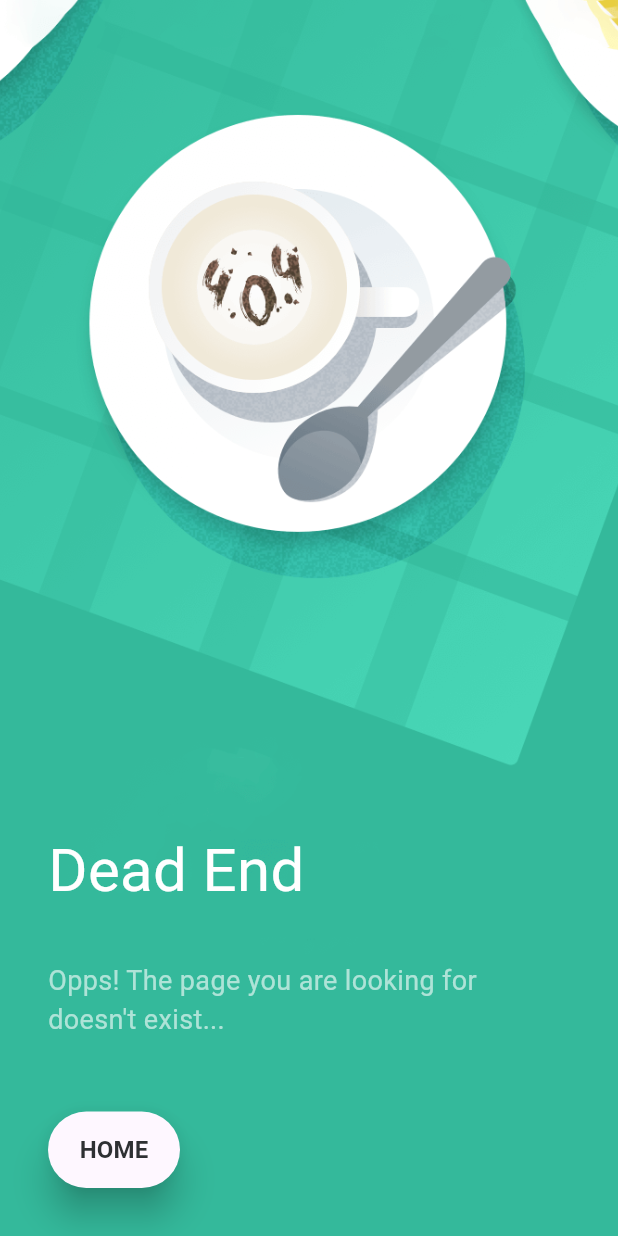
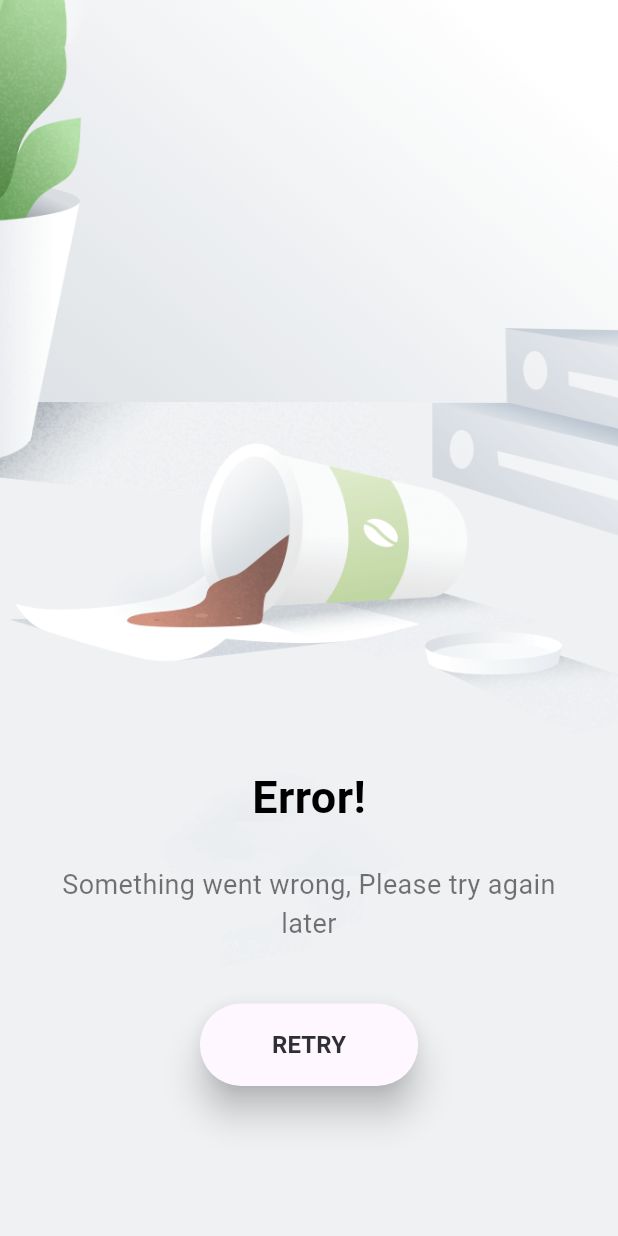
Before and after one commit to ChrissDisigale/flutter-error-screen, a Flutter app: the screen it shows after launch, on a phone screen of 412 x 824 dp. Run offline on Flutter 3.47's test engine with Material 3 defaults, Android fonts, the phone set to English and light mode, and no system bars; drawn by our look-alikes of nb_utils.

Commit message:
error screen

```diff
--- a/lib/main.dart
+++ b/lib/main.dart
@@ -17,20 +17,20 @@ class MyApp extends StatelessWidget {
         useMaterial3: true,
       ),
       debugShowCheckedModeBanner: false,
-      home: const ConnectionFailedPage(title: 'Flutter Demo Home Page'),
+      home: const ErrorPage(title: 'Flutter Demo Home Page'),
     );
   }
 }
 
-class ConnectionFailedPage extends StatefulWidget {
-  const ConnectionFailedPage({super.key, required this.title});
+class ErrorPage extends StatefulWidget {
+  const ErrorPage({super.key, required this.title});
   final String title;
 
   @override
-  State<ConnectionFailedPage> createState() => _ConnectionFailedPageState();
+  State<ErrorPage> createState() => _ErrorPageState();
 }
 
-class _ConnectionFailedPageState extends State<ConnectionFailedPage> {
+class _ErrorPageState extends State<ErrorPage> {
 
   @override
   Widget build(BuildContext context) {
@@ -38,36 +38,35 @@ class _ConnectionFailedPageState extends State<ConnectionFailedPage> {
       child: Scaffold(
         body: Stack(
           children: [
-            Image.asset(
-              'images/errorScreens/8_404 Error.png',
-              fit: BoxFit.cover,
-              height: context.height(),
-            ),
+            Image.asset('images/errorScreens/7_Error.png', fit: BoxFit.cover, height: context.height()),
             Column(
-              crossAxisAlignment: CrossAxisAlignment.start,
               mainAxisAlignment: MainAxisAlignment.end,
               children: [
-                Text('Dead End', style: primaryTextStyle(size: 40, color: white)),
+                Text('Error!', style: boldTextStyle(size: 30, color: Colors.black)),
+                16.height,
+                Text(
+                  'Something went wrong, Please try again later',
+                  style: primaryTextStyle(size: 18, color: Colors.black54),
+                  textAlign: TextAlign.center,
+                ).paddingSymmetric(vertical: 8, horizontal: 40),
                 32.height,
-                Text(
-                  'Opps! The page you are looking for doesn\'t exist...',
-                  style: primaryTextStyle(color: Colors.white60, size: 18),
-                ),
-                48.height,
                 AppButton(
-                  child: Text('HOME', style: boldTextStyle()),
+                  child: Text('RETRY', style: boldTextStyle()).paddingSymmetric(horizontal: 32),
+                  shapeBorder: RoundedRectangleBorder(borderRadius: radius(30)),
                   color: context.cardColor,
-                  shapeBorder: RoundedRectangleBorder(borderRadius: radius(30)),
                   elevation: 10,
+                  padding: EdgeInsets.all(16),
                   onTap: () {
-                    toast('HOME');
+                    toast('RETRY');
                   },
                 ),
+                100.height,
               ],
-            ).paddingAll(32),
+            ),
           ],
         ),
       ),
     );
   }
+
 }
```
